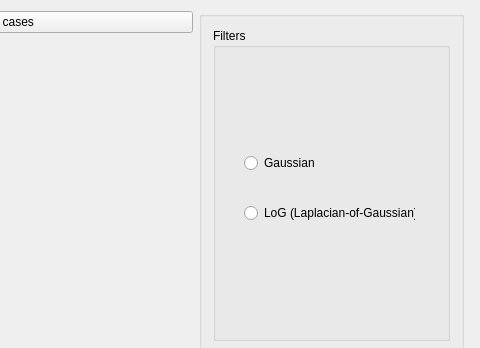
Before: the Qt Designer form platform/platform.ui in Jiwon-Hwang/Radiomics-Feature-Extraction, drawn with Qt 5; both pictures show x 617 to 1097 and y 0 to 348 of the 1097 by 735 pixel window.
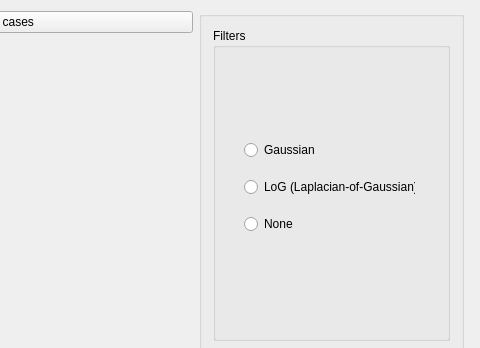
After: the same form once the commit is applied. Icons and pictures are not drawn.

What changed in the file:
```diff
--- a/platform/platform.ui
+++ b/platform/platform.ui
@@ -151,6 +151,13 @@
                  </property>
                 </widget>
                </item>
+               <item>
+                <widget class="QRadioButton" name="radioButton_LoG_2">
+                 <property name="text">
+                  <string>None</string>
+                 </property>
+                </widget>
+               </item>
               </layout>
              </widget>
             </widget>
```
